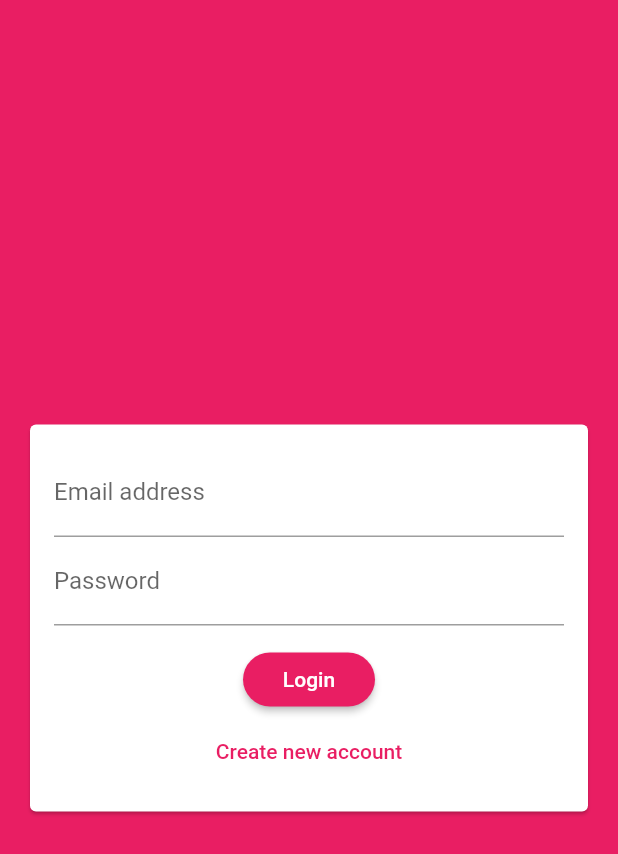
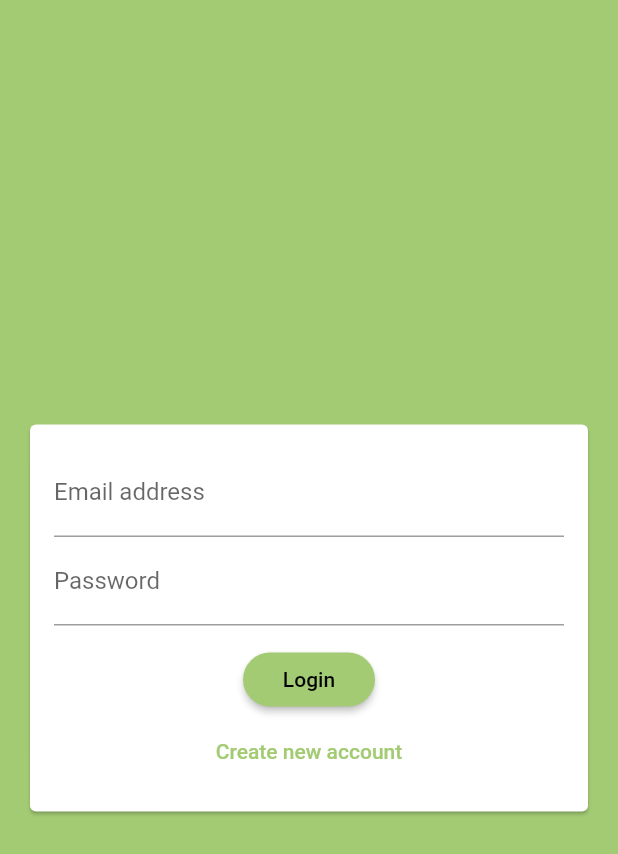
Before and after one commit to KseniaKeren/nutribox, a Flutter app: the screen it shows after launch, on a phone screen of 412 x 824 dp. Shown: the top 854 px of the screen. Run offline on Flutter 3.47's test engine with Material 2 defaults, Android fonts, the phone set to English and light mode, and no system bars; our stand-ins replace cloud_firestore, firebase_auth, firebase_core, firebase_messaging, firebase_storage, image_picker; accounts and stored records are empty.

Commit message:
changed main colors to yulia's design

```diff
--- a/lib/main.dart
+++ b/lib/main.dart
@@ -19,12 +19,12 @@ class MyApp extends StatelessWidget {
           return MaterialApp(
             title: 'nutribox',
             theme: ThemeData(
-              primarySwatch: Colors.pink,
-              backgroundColor: Colors.pink,
-              accentColor: Colors.deepPurple,
+              primaryColor: Color(0xffa3cb73),
+              backgroundColor: Color(0xffa3cb73),
+              accentColor: Color(0xffffe061),
               accentColorBrightness: Brightness.dark,
               buttonTheme: ButtonTheme.of(context).copyWith(
-                buttonColor: Colors.pink,
+                buttonColor: Color(0xffa3cb73),
                 textTheme: ButtonTextTheme.primary,
                 shape: RoundedRectangleBorder(
                   borderRadius: BorderRadius.circular(20),
```
